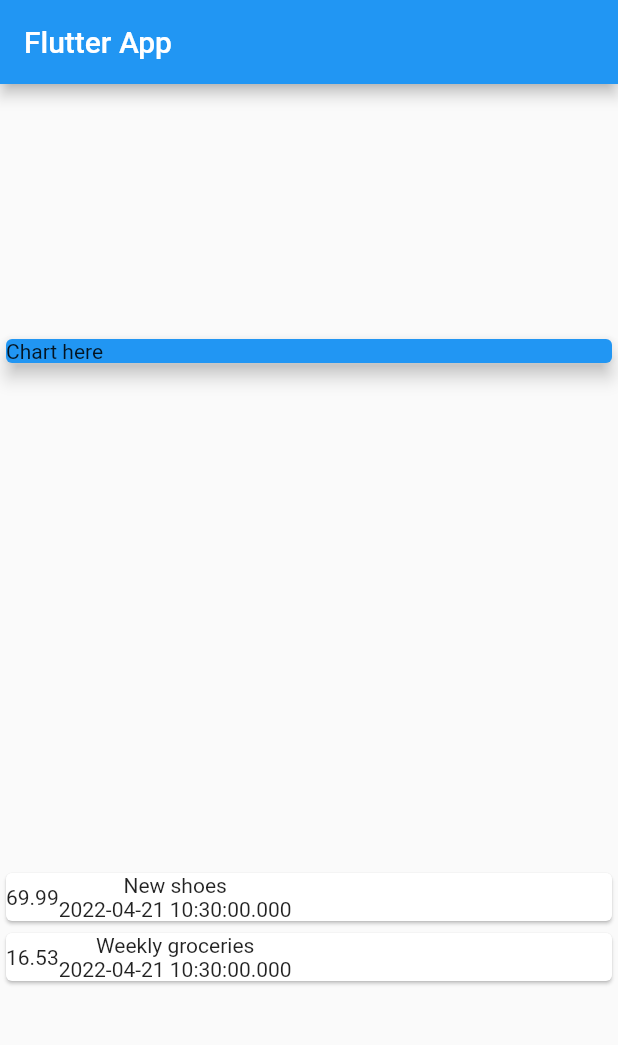
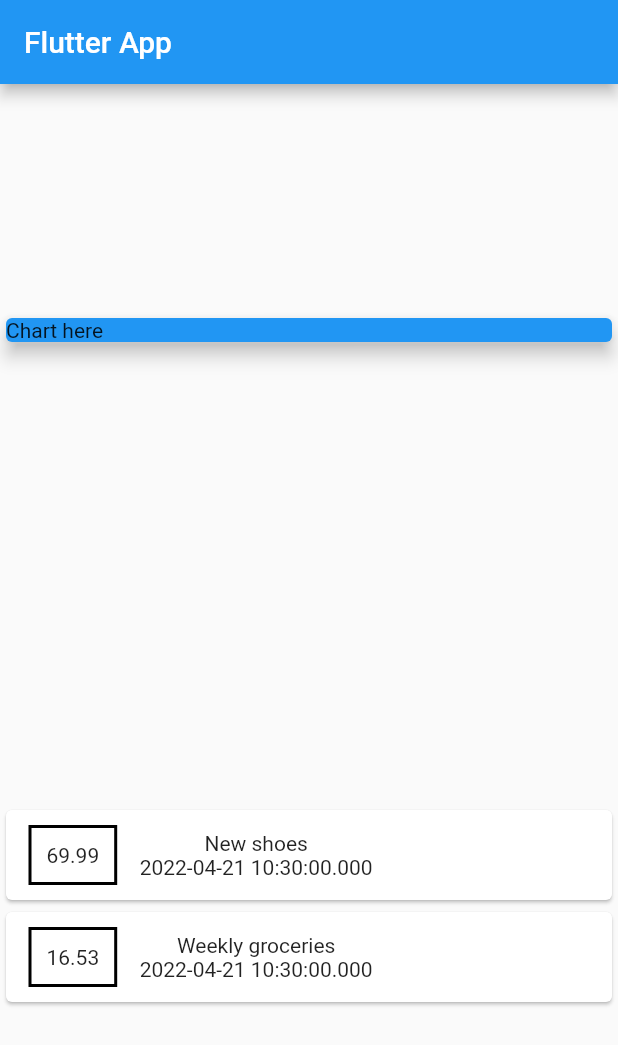
Before and after one commit to Akmalismail/udemy-flutter, a Flutter app: the screen it shows after launch, on a phone screen of 412 x 824 dp. Shown: the top 1045 px of the screen. Run offline on Flutter 3.47's test engine with Material 2 defaults, Android fonts, the phone set to English and light mode, and no system bars.

Commit message:
77. Styling a Container

```diff
--- a/lib/main.dart
+++ b/lib/main.dart
@@ -54,6 +54,16 @@ class MyHomePage extends StatelessWidget {
                       child: Row(
                         children: [
                           Container(
+                            margin: EdgeInsets.symmetric(
+                              vertical: 10,
+                              horizontal: 15,
+                            ),
+                            decoration: BoxDecoration(
+                                border: Border.all(
+                              color: Colors.black,
+                              width: 2,
+                            )),
+                            padding: EdgeInsets.all(10),
                             child: Text(
                               tx.amount.toString(),
                             ),
```
